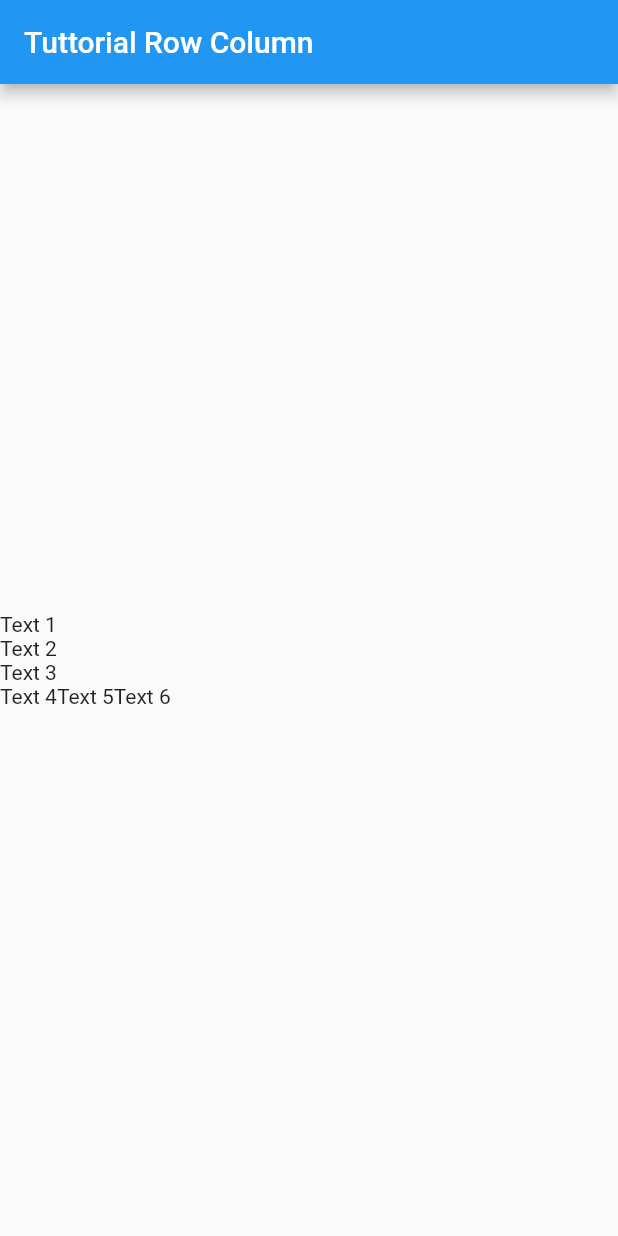
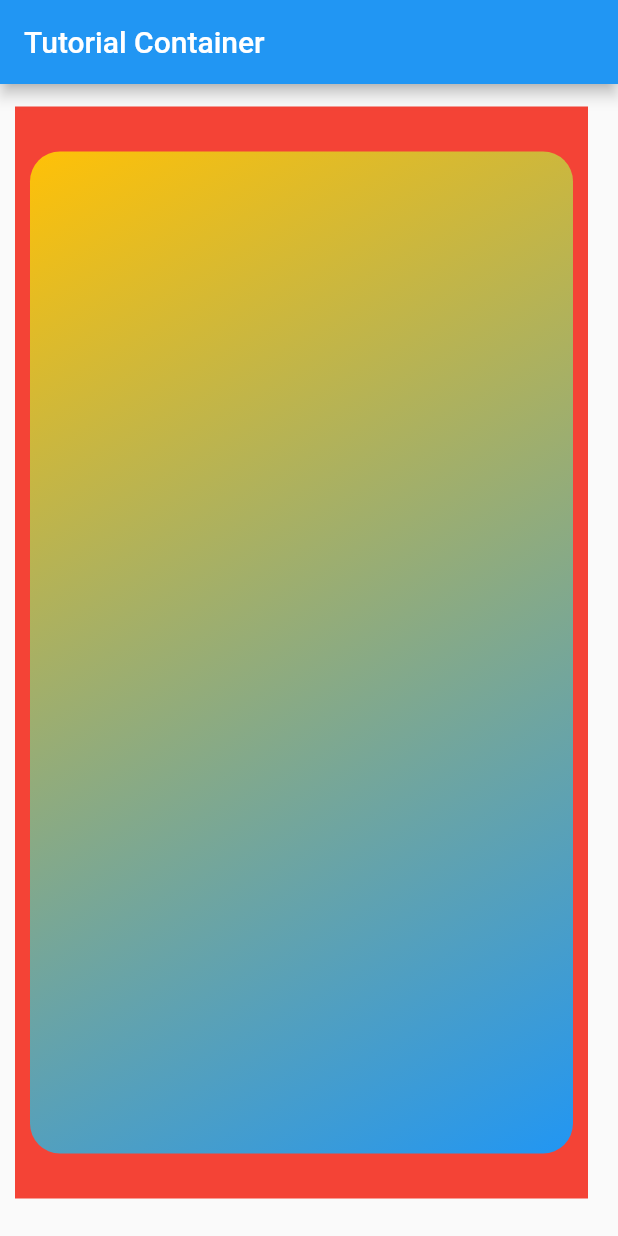
Before and after one commit to 1hafizhsdq/leraning, a Flutter app: the screen it shows after launch, on a phone screen of 412 x 824 dp. Run offline on Flutter 3.47's test engine with Material 2 defaults, Android fonts, the phone set to English and light mode, and no system bars.

Commit message:
container

```diff
--- a/lib/main.dart
+++ b/lib/main.dart
@@ -7,22 +7,22 @@ class MyApp extends StatelessWidget {
   Widget build(BuildContext context) {
     return MaterialApp(
       home: Scaffold(
-        appBar: AppBar(title: Text("Tuttorial Row Column"),),
-        body: Column(
-          mainAxisAlignment: MainAxisAlignment.center,
-          crossAxisAlignment: CrossAxisAlignment.start,
-          children: <Widget>[
-            Text("Text 1"),
-            Text("Text 2"),
-            Text("Text 3"),
-            Row(
-              children: [
-                Text("Text 4"),
-                Text("Text 5"),
-                Text("Text 6"),
-              ],
-            )
-          ],
+        appBar: AppBar(
+          title: Text("Tutorial Container"),
+        ),
+        body: Container(
+          color: Colors.red,
+          margin: EdgeInsets.fromLTRB(10, 15, 20, 25),
+          padding: EdgeInsets.only(bottom: 20, top: 20),
+          child: Container(
+            margin: EdgeInsets.all(10),
+            decoration: BoxDecoration(
+                borderRadius: BorderRadius.circular(20),
+                gradient: LinearGradient(
+                    begin: Alignment.topLeft,
+                    end: Alignment.bottomRight,
+                    colors: <Color>[Colors.amber, Colors.blue])),
+          ),
         ),
       ),
     );
```
